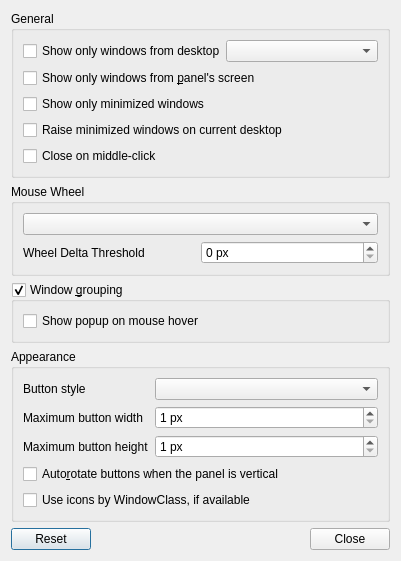
Qt form plugin-taskbar/lxqttaskbarconfiguration.ui (lxqt/lxqt-panel) before a commit.
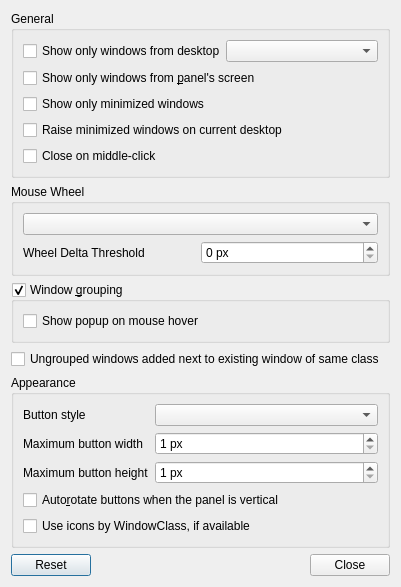
The same form after that commit.

Commit message: add option to add windows next to existing windows of same class

Diff of the .ui file:
```diff
--- a/plugin-taskbar/lxqttaskbarconfiguration.ui
+++ b/plugin-taskbar/lxqttaskbarconfiguration.ui
@@ -7,7 +7,7 @@
     <x>0</x>
     <y>0</y>
     <width>401</width>
-    <height>512</height>
+    <height>528</height>
    </rect>
   </property>
   <property name="windowTitle">
@@ -156,6 +156,13 @@
      </layout>
     </widget>
    </item>
+   <item>
+    <widget class="QCheckBox" name="ungroupedNextToExistingCB">
+     <property name="text">
+      <string>Ungrouped windows added next to existing window of same class</string>
+     </property>
+    </widget>
+   </item>
    <item>
     <widget class="QGroupBox" name="WLApperanceGB">
      <property name="title">
```
Lines whose indentation alone changed are shown as unchanged. The commit also changes 3 other files.
